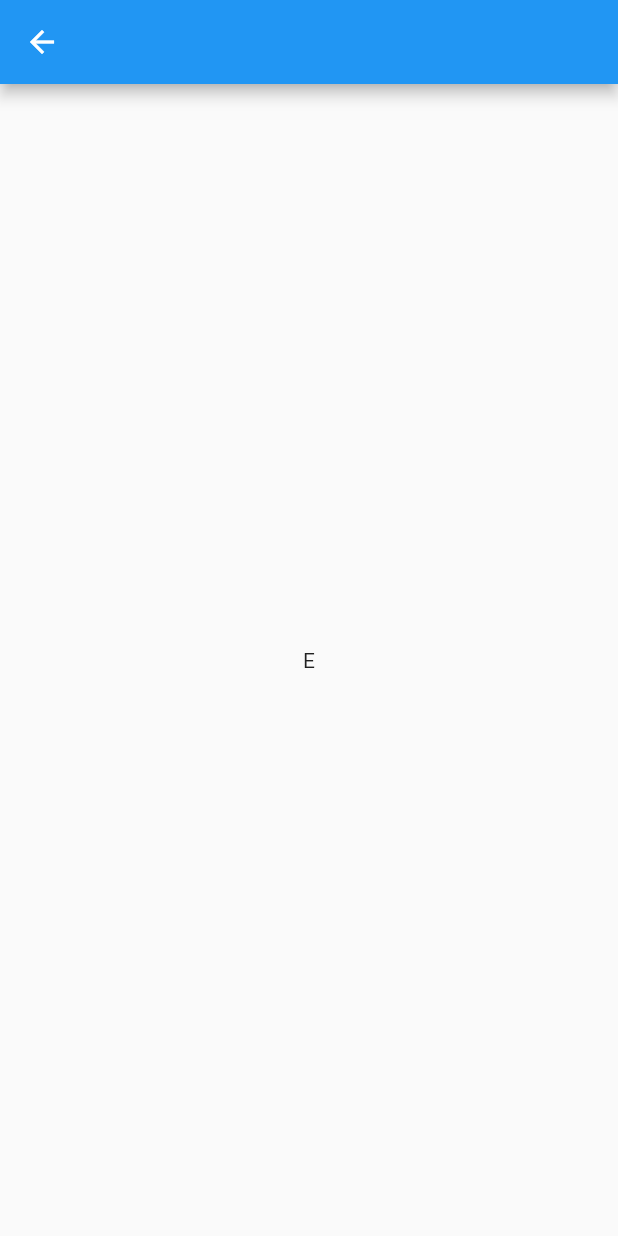
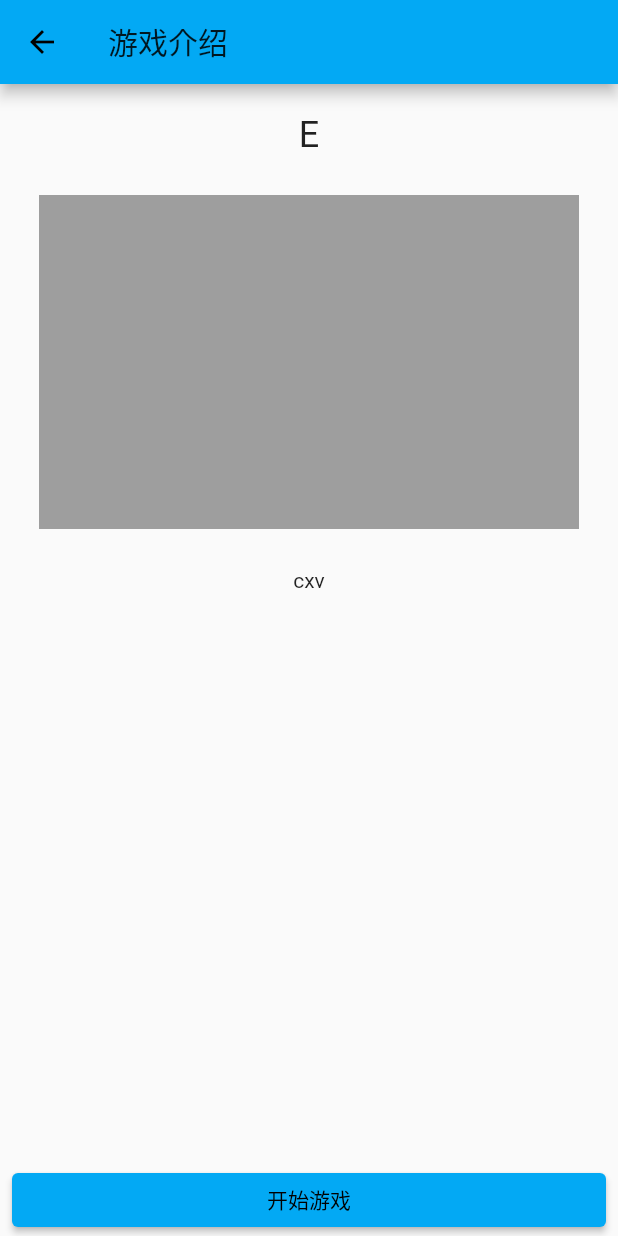
Before and after one commit to LittleboyHarry/demo-flutter-gamebox, a Flutter app: the CenterRoute screen opened directly, after a tap on an icon or button, on a phone screen of 412 x 824 dp. Run offline on Flutter 3.47's test engine with Material 2 defaults, Android fonts, the phone set to English and light mode, and no system bars.

Commit message:
完善具体页面

```diff
--- a/lib/games_metadata.dart
+++ b/lib/games_metadata.dart
@@ -4,15 +4,19 @@ var gamesMetadataList = <GameMetadata>[
   GameMetadata(
       name: "A",
       desc: "dsfjoewjfoewf",
-      color: Colors.pinkAccent,
+      color: Colors.pink,
       icon: Icons.add_alarm),
-  GameMetadata(name: "B", desc: "fewfe", color: Colors.deepPurple, icon: Icons.face),
+  GameMetadata(
+      name: "B", desc: "fewfe", color: Colors.deepPurple, icon: Icons.face),
   GameMetadata(
       name: "C", desc: "sdccdsc", color: Colors.green, icon: Icons.gamepad),
   GameMetadata(
       name: "D", desc: "fdsaf", color: Colors.orange, icon: Icons.account_box),
   GameMetadata(
-      name: "E", desc: "cxv", color: Colors.lightBlueAccent, icon: Icons.cake_outlined),
+      name: "E",
+      desc: "cxv",
+      color: Colors.lightBlue,
+      icon: Icons.cake_outlined),
   GameMetadata(
       name: "F",
       desc: "fewfew",
@@ -23,7 +27,7 @@ var gamesMetadataList = <GameMetadata>[
 class GameMetadata {
   final String name;
   final String desc;
-  final Color color;
+  final MaterialColor color;
   final IconData icon;
 
   GameMetadata({
--- a/lib/routes/game_details_route.dart
+++ b/lib/routes/game_details_route.dart
@@ -9,6 +9,45 @@ class GameDetailsRoute extends StatelessWidget {
   @override
   Widget build(BuildContext context) {
     // TODO: implement build
-    return Scaffold(appBar: AppBar(), body: Center(child: Text(gm.name)));
+    return Theme(
+        data: ThemeData(primarySwatch: gm.color),
+        child: Scaffold(
+            appBar: AppBar(
+              title: Text("游戏介绍"),
+            ),
+            body: Column(
+              children: [
+                Expanded(
+                    child: Column(
+                  children: [
+                    Padding(
+                      padding: const EdgeInsets.only(top: 20.0),
+                      child: Center(
+                          child: Text(
+                        gm.name,
+                        style: TextStyle(fontSize: 24.0),
+                      )),
+                    ),
+                    AspectRatio(
+                      aspectRatio: 3 / 2,
+                      child: Padding(
+                        padding: const EdgeInsets.all(26.0),
+                        child: Container(
+                          decoration: BoxDecoration(color: Colors.grey),
+                        ),
+                      ),
+                    ),
+                    Text(gm.desc)
+                  ],
+                )),
+                Container(
+                    padding: EdgeInsets.symmetric(horizontal: 8.0),
+                    width: double.infinity,
+                    child: ElevatedButton(
+                      onPressed: () {},
+                      child: Text("开始游戏"),
+                    ))
+              ],
+            )));
   }
 }
```
